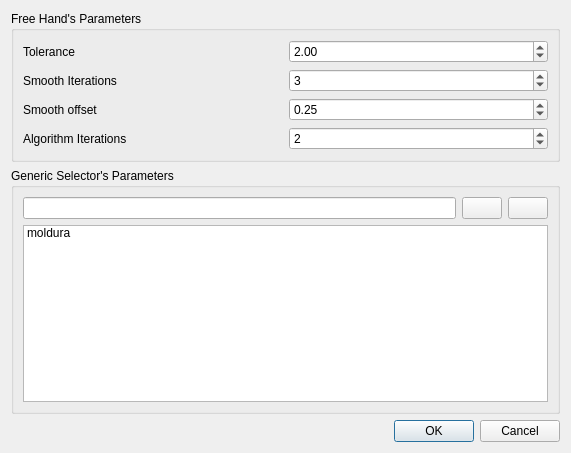
The window that options.ui (dsgoficial/DsgTools) describes before a commit, drawn with Qt 5.
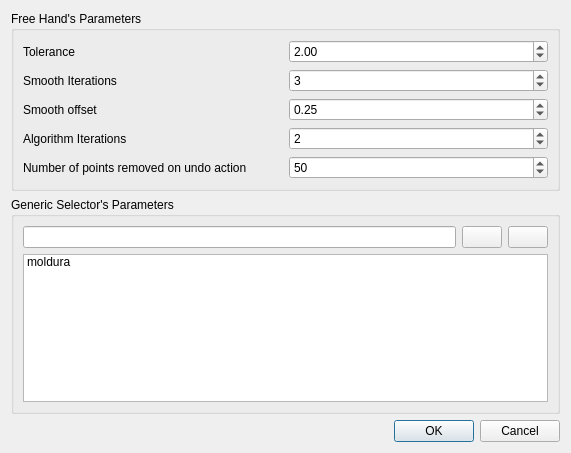
The same window after the commit. Icons and pictures are not drawn. Custom widgets are drawn as their Qt base class.

What changed in the file:
```diff
--- a/options.ui
+++ b/options.ui
@@ -79,6 +79,20 @@
         </property>
        </widget>
       </item>
+      <item row="4" column="1">
+       <widget class="QgsSpinBox" name="undoQgsSpinBox">
+        <property name="value">
+         <number>50</number>
+        </property>
+       </widget>
+      </item>
+      <item row="4" column="0">
+       <widget class="QLabel" name="label_5">
+        <property name="text">
+         <string>Number of points removed on undo action</string>
+        </property>
+       </widget>
+      </item>
      </layout>
     </widget>
    </item>
```
Left out of the diff: 46 changed lines with no effect on the pictures.
